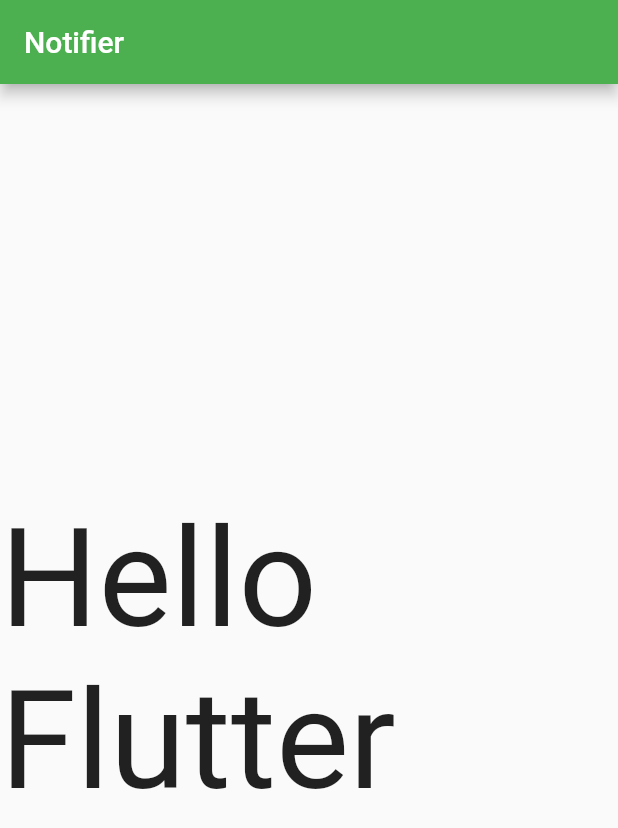
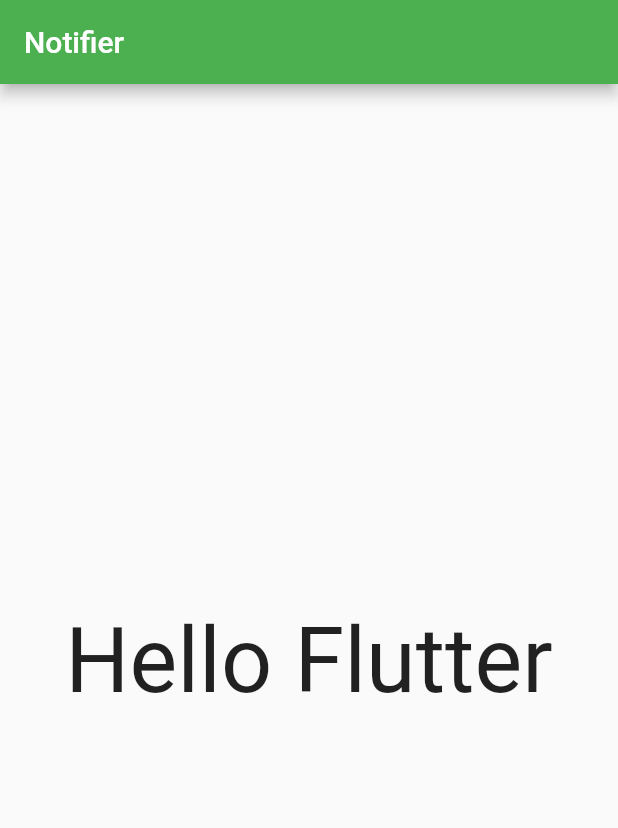
Before and after one commit to dscnsec/fsp-flutter, a Flutter app: the screen it shows after launch, on a phone screen of 412 x 824 dp. Shown: the top 828 px of the screen. Run offline on Flutter 3.47's test engine with Material 2 defaults, Android fonts, the phone set to English and light mode, and no system bars.

Commit message:
Some tweaks to the demo app code
Changes some styles of the app demoed in session 1.

```diff
--- a/Workshop-Demos/workshop_day_3/lib/main.dart
+++ b/Workshop-Demos/workshop_day_3/lib/main.dart
@@ -50,7 +50,7 @@ class HomePage extends StatelessWidget {
           //text styling. Here, used to increase the font size denoted
           //in floating-point decimal pixels
           style: TextStyle(
-            fontSize: 92.0,
+            fontSize: 60.0,
           ),
         ),
       ),
```
Also changed, not shown: Workshop-Demos/workshop_day_3/pubspec.lock.
